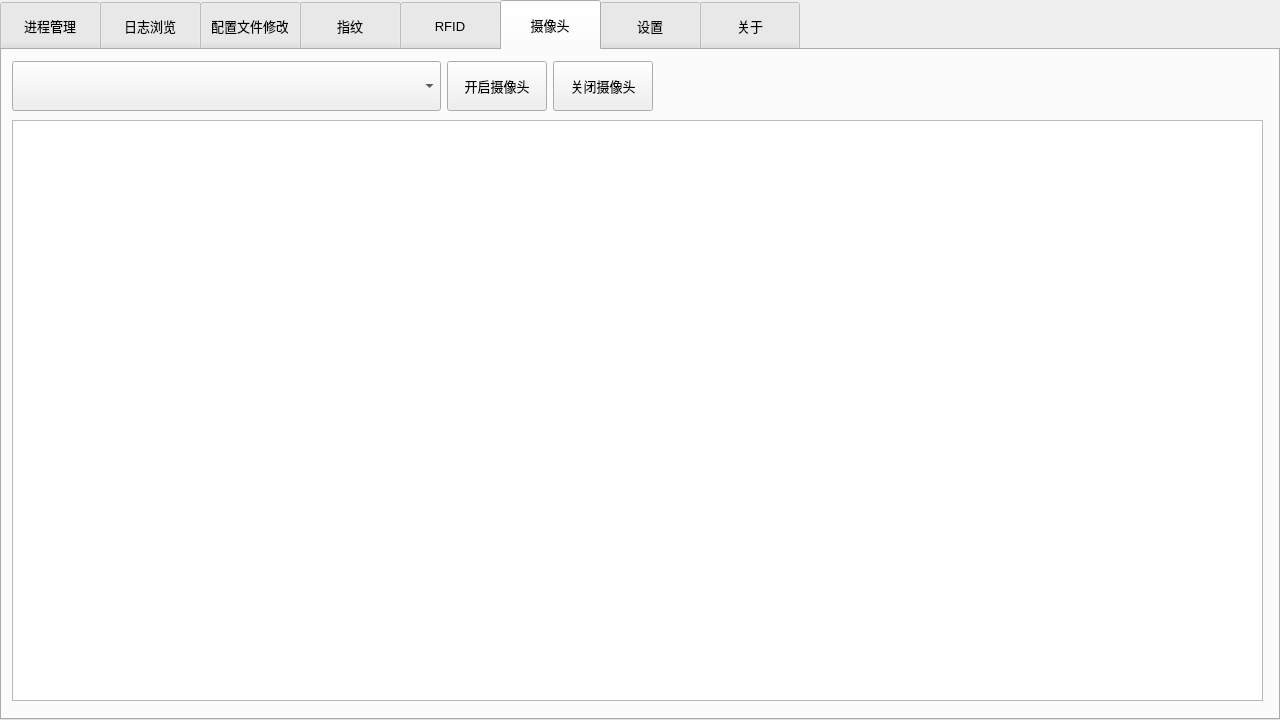
First picture: the form in midtool.ui, repository Nehcknarf/MidTool, before the edit.
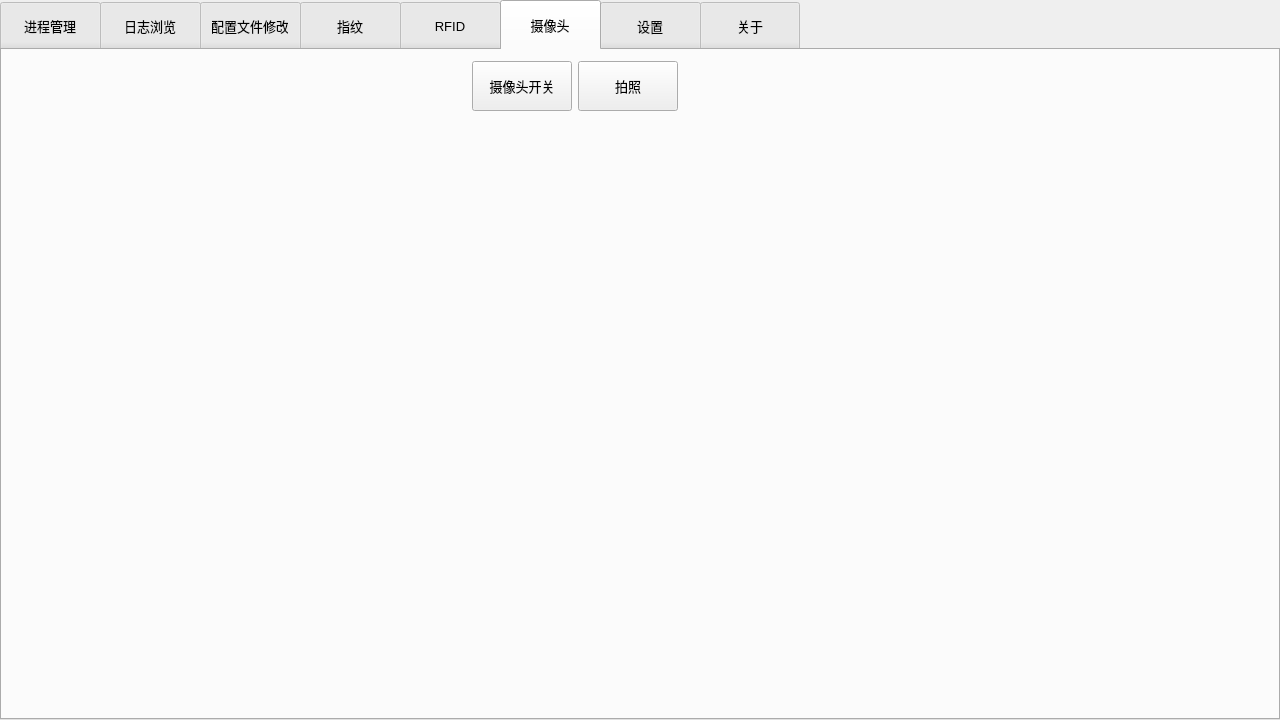
Second picture: the form after the edit. The open tabs and pages were chosen to show the change. Icons and pictures are not drawn.

Patch:
```diff
--- a/midtool.ui
+++ b/midtool.ui
@@ -1003,7 +1003,7 @@
    <attribute name="title">
     <string>摄像头</string>
    </attribute>
-   <widget class="QGraphicsView" name="graphicsView">
+   <widget class="QWidget" name="horizontalLayoutWidget">
     <property name="geometry">
      <rect>
       <x>10</x>
@@ -1012,27 +1012,18 @@
       <height>581</height>
      </rect>
     </property>
+    <layout class="QHBoxLayout" name="horizontalLayout_16"/>
    </widget>
-   <widget class="QWidget" name="layoutWidget">
+   <widget class="QWidget" name="">
     <property name="geometry">
      <rect>
-      <x>10</x>
+      <x>470</x>
       <y>10</y>
-      <width>641</width>
+      <width>514</width>
       <height>52</height>
      </rect>
     </property>
     <layout class="QHBoxLayout" name="horizontalLayout_14">
-     <item>
-      <widget class="QComboBox" name="comboBox_cam">
-       <property name="minimumSize">
-        <size>
-         <width>0</width>
-         <height>50</height>
-        </size>
-       </property>
-      </widget>
-     </item>
      <item>
       <widget class="QPushButton" name="pushButton_openCam">
        <property name="enabled">
@@ -1056,7 +1047,7 @@
         </font>
        </property>
        <property name="text">
-        <string>开启摄像头</string>
+        <string>摄像头开关</string>
        </property>
       </widget>
      </item>
@@ -1083,7 +1074,28 @@
         </font>
        </property>
        <property name="text">
-        <string>关闭摄像头</string>
+        <string>拍照</string>
+       </property>
+      </widget>
+     </item>
+     <item>
+      <widget class="QLabel" name="label_cap">
+       <property name="minimumSize">
+        <size>
+         <width>300</width>
+         <height>50</height>
+        </size>
+       </property>
+       <property name="font">
+        <font>
+         <pointsize>10</pointsize>
+        </font>
+       </property>
+       <property name="text">
+        <string/>
+       </property>
+       <property name="alignment">
+        <set>Qt::AlignLeading|Qt::AlignLeft|Qt::AlignVCenter</set>
        </property>
       </widget>
      </item>
```
Left out of the diff: 4 changed lines with no effect on the pictures.
